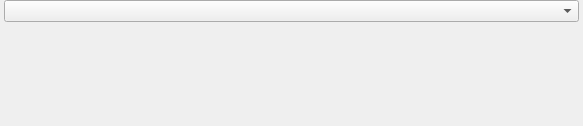
This is QtClient/waypoint_task_widget.ui in vkholodkov/freestars as Qt 5 draws it before an edit. The edited form follows.
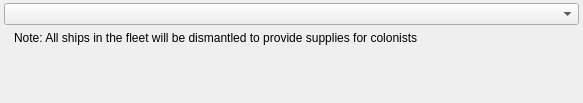
This is the edited form.

Commit message: Waypoint Task widget

The edit to the form file:
```diff
--- a/QtClient/waypoint_task_widget.ui
+++ b/QtClient/waypoint_task_widget.ui
@@ -7,7 +7,7 @@
     <x>0</x>
     <y>0</y>
     <width>583</width>
-    <height>126</height>
+    <height>103</height>
    </rect>
   </property>
   <property name="windowTitle">
@@ -35,17 +35,79 @@
       <widget class="QComboBox" name="waypointTaskComboBox"/>
      </item>
      <item>
-      <spacer name="verticalSpacer">
-       <property name="orientation">
-        <enum>Qt::Vertical</enum>
-       </property>
-       <property name="sizeHint" stdset="0">
+      <widget class="QStackedWidget" name="stackedWidget">
+       <property name="maximumSize">
         <size>
-         <width>20</width>
-         <height>40</height>
+         <width>573</width>
+         <height>69</height>
         </size>
        </property>
-      </spacer>
+       <property name="currentIndex">
+        <number>1</number>
+       </property>
+       <widget class="QWidget" name="blankPage">
+        <property name="sizePolicy">
+         <sizepolicy hsizetype="Maximum" vsizetype="Maximum">
+          <horstretch>0</horstretch>
+          <verstretch>0</verstretch>
+         </sizepolicy>
+        </property>
+        <property name="maximumSize">
+         <size>
+          <width>573</width>
+          <height>69</height>
+         </size>
+        </property>
+       </widget>
+       <widget class="QWidget" name="colonizePage">
+        <widget class="QLabel" name="label_2">
+         <property name="geometry">
+          <rect>
+           <x>10</x>
+           <y>0</y>
+           <width>521</width>
+           <height>21</height>
+          </rect>
+         </property>
+         <property name="sizePolicy">
+          <sizepolicy hsizetype="Preferred" vsizetype="Maximum">
+           <horstretch>0</horstretch>
+           <verstretch>0</verstretch>
+          </sizepolicy>
+         </property>
+         <property name="text">
+          <string>Note: All ships in the fleet will be dismantled to provide supplies for colonists </string>
+         </property>
+         <property name="alignment">
+          <set>Qt::AlignLeading|Qt::AlignLeft|Qt::AlignTop</set>
+         </property>
+         <property name="wordWrap">
+          <bool>true</bool>
+         </property>
+        </widget>
+       </widget>
+       <widget class="QWidget" name="remoteMinePage">
+        <property name="sizePolicy">
+         <sizepolicy hsizetype="Maximum" vsizetype="Maximum">
+          <horstretch>0</horstretch>
+          <verstretch>0</verstretch>
+         </sizepolicy>
+        </property>
+        <widget class="QLabel" name="label">
+         <property name="geometry">
+          <rect>
+           <x>10</x>
+           <y>0</y>
+           <width>231</width>
+           <height>18</height>
+          </rect>
+         </property>
+         <property name="text">
+          <string>Minig rates</string>
+         </property>
+        </widget>
+       </widget>
+      </widget>
      </item>
     </layout>
    </item>
```
The commit also changes 7 other files.
